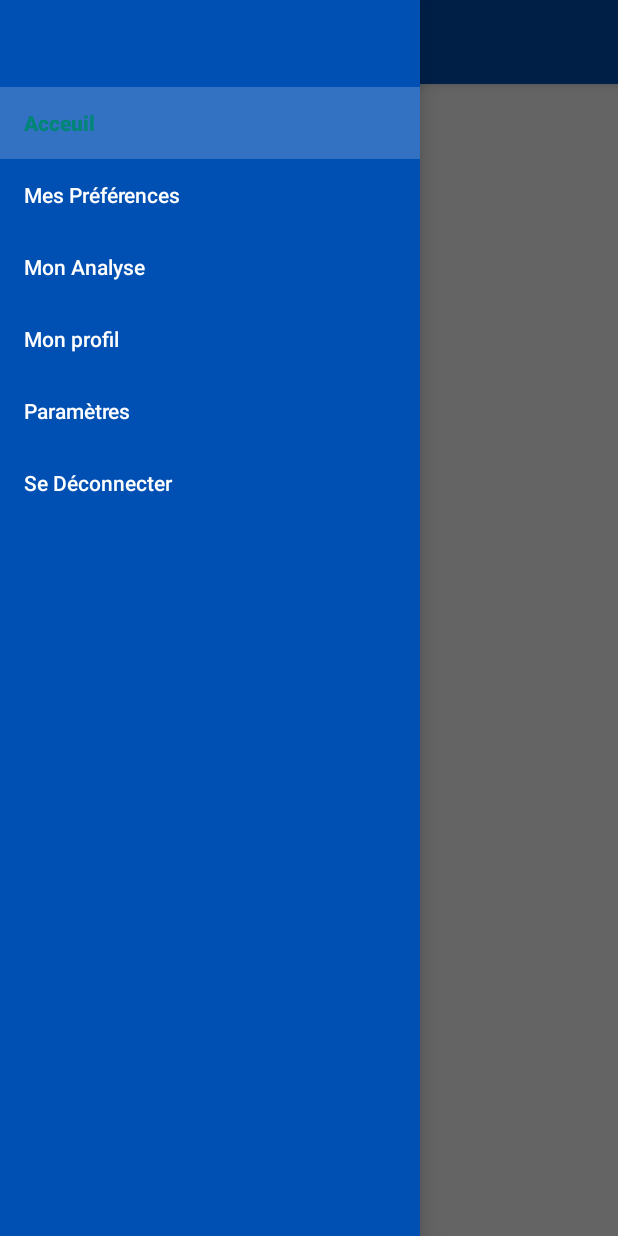
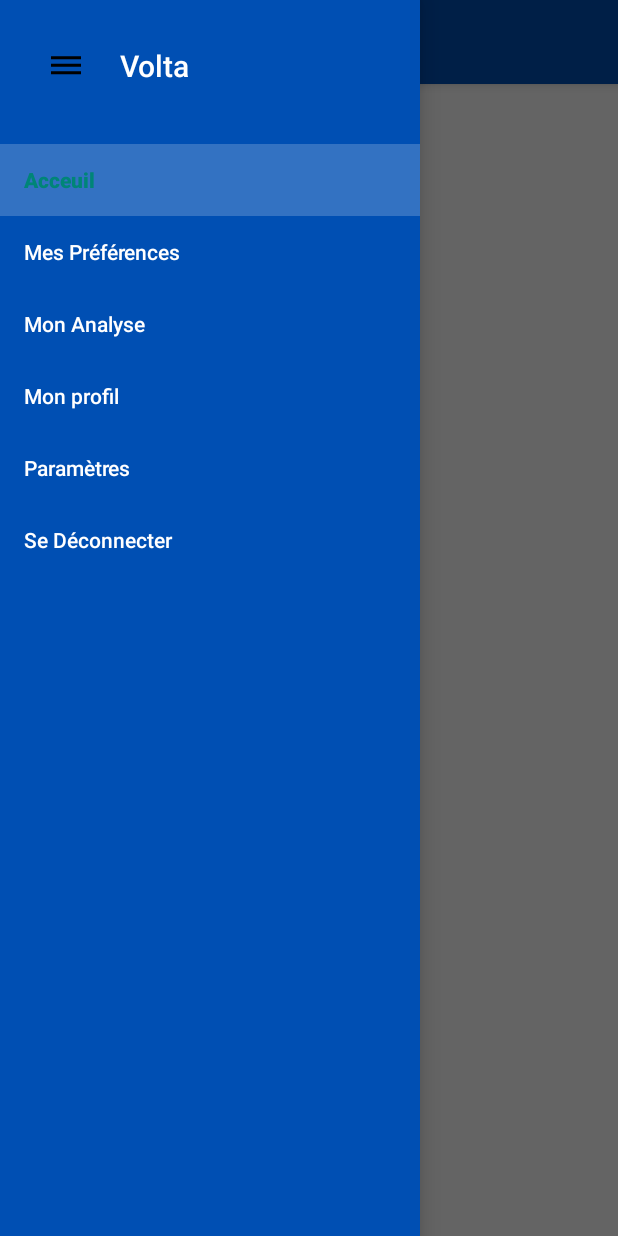
Before and after one commit to WilliamLech/PTUTS3, an Android app: the screen it shows after launch once a user with an empty profile is signed in (MainActivity), with the side drawer open, on a phone screen of 412 x 824 dp. Run offline under Robolectric (Android 15) with nearby library versions, the phone set to English and light mode, and no system bars; our stand-ins replace Firebase (no records; nobody signed in at launch, a user with empty details on screens opened directly).

```diff
--- a/app/src/main/res/layout/activity_profil_activty.xml
+++ b/app/src/main/res/layout/activity_profil_activty.xml
@@ -71,6 +71,7 @@
             android:layout_height="wrap_content"
             android:layout_marginTop="50dp"
             android:layout_marginBottom="10dp"
+            android:backgroundTint="@color/blue1"
             android:text="@string/edit_profil" />
     </LinearLayout>
 
--- a/app/src/main/res/layout/nav_header.xml
+++ b/app/src/main/res/layout/nav_header.xml
@@ -1,9 +1,25 @@
 <?xml version="1.0" encoding="utf-8"?>
 <LinearLayout xmlns:android="http://schemas.android.com/apk/res/android"
-    android:orientation="vertical" android:layout_width="match_parent"
-    android:layout_height="50dp"
+    xmlns:app="http://schemas.android.com/apk/res-auto"
+    android:orientation="vertical"
+    android:layout_width="match_parent"
+    android:layout_height="wrap_content"
     android:background="@color/blue1"
     android:gravity="bottom"
     android:padding="16dp"
     android:theme="@style/ThemeOverlay.AppCompat.Dark">
+
+    <androidx.appcompat.widget.Toolbar
+        android:id="@+id/toolbar2"
+        android:layout_width="match_parent"
+        android:layout_height="?attr/actionBarSize"
+        android:background="@color/blue1"
+        android:elevation="4dp"
+        android:theme="@style/ThemeOverlay.AppCompat.Dark.ActionBar"
+        android:visibility="visible"
+        app:logo="@drawable/ic_dehaze_black_24dp"
+        app:popupTheme="@style/ThemeOverlay.AppCompat.Light"
+        app:title="Volta"
+        app:titleMarginStart="40dp" />
+
 </LinearLayout>
```
